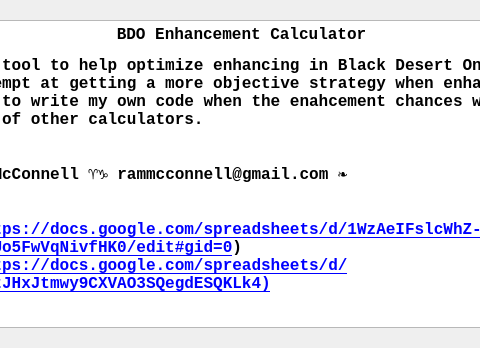
Old version of the form Forms/dlg_About.ui in the repository Graveflo/BDO_Enhancement_Tool; both pictures show x 199 to 679 and y 0 to 348 of the 882 by 348 pixel window.
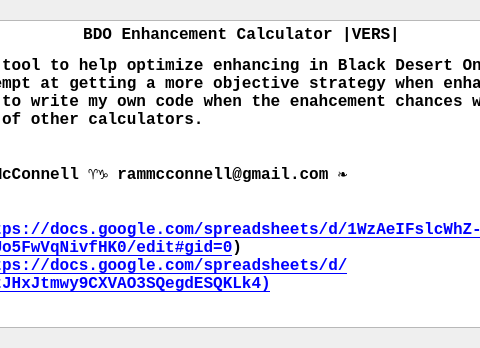
New version of the form. Icons and pictures are not drawn.

Commit message: improved vals and alts input compact window now stays on top like main window

```diff
--- a/Forms/dlg_About.ui
+++ b/Forms/dlg_About.ui
@@ -51,7 +51,7 @@
 &lt;html&gt;&lt;head&gt;&lt;meta name=&quot;qrichtext&quot; content=&quot;1&quot; /&gt;&lt;style type=&quot;text/css&quot;&gt;
 p, li { white-space: pre-wrap; }
 &lt;/style&gt;&lt;/head&gt;&lt;body style=&quot; font-family:'Consolas'; font-size:12pt; font-weight:600; font-style:normal;&quot;&gt;
-&lt;p align=&quot;center&quot; style=&quot; margin-top:12px; margin-bottom:12px; margin-left:0px; margin-right:0px; -qt-block-indent:0; text-indent:0px;&quot;&gt;BDO Enhancement Calculator&lt;/p&gt;
+&lt;p align=&quot;center&quot; style=&quot; margin-top:12px; margin-bottom:12px; margin-left:0px; margin-right:0px; -qt-block-indent:0; text-indent:0px;&quot;&gt;BDO Enhancement Calculator |VERS|&lt;/p&gt;
 &lt;p style=&quot; margin-top:12px; margin-bottom:12px; margin-left:0px; margin-right:0px; -qt-block-indent:0; text-indent:0px;&quot;&gt;&lt;span style=&quot; font-family:'Courier New';&quot;&gt;This is a simple tool to help optimize enhancing in Black Desert Online. I created this tool to attempt at getting a more objective strategy when enhacing multiple items. I decided to write my own code when the enahcement chances were released as there are plenty of other calculators.&lt;br /&gt;&lt;br /&gt;&lt;br /&gt;@author: ☙ Ryan McConnell ♈♑ rammcconnell@gmail.com ❧&lt;br /&gt;&lt;br /&gt;Thank you:&lt;br /&gt;Inspiration: (&lt;/span&gt;&lt;a href=&quot;https://docs.google.com/spreadsheets/d/1WzAeIFslcWhZ-TudUTrvt4S6ejGF8Uo5FwVqNivfHK0/edit#gid=0&quot;&gt;&lt;span style=&quot; font-family:'Courier New'; text-decoration: underline; color:#0000ff;&quot;&gt;https://docs.google.com/spreadsheets/d/1WzAeIFslcWhZ-TudUTrvt4S6ejGF8Uo5FwVqNivfHK0/edit#gid=0&lt;/span&gt;&lt;/a&gt;&lt;span style=&quot; font-family:'Courier New';&quot;&gt;)&lt;br /&gt;Data tables: (&lt;/span&gt;&lt;a href=&quot;https://docs.google.com/spreadsheets/d/1folCDSzYD8JQMT9tJHxJtmwy9CXVAO3SQegdESQKLk4&quot;&gt;&lt;span style=&quot; font-family:'Courier New'; text-decoration: underline; color:#0000ff;&quot;&gt;https://docs.google.com/spreadsheets/d/1folCDSzYD8JQMT9tJHxJtmwy9CXVAO3SQegdESQKLk4)&lt;/span&gt;&lt;/a&gt;&lt;br /&gt;&lt;br /&gt;&lt;span style=&quot; font-weight:400;&quot;&gt;Testers:&lt;br /&gt;Isaacvithurston (reddit&lt;/span&gt;&lt;span style=&quot; font-family:'Courier New'; font-weight:400;&quot;&gt;)&lt;/span&gt;&lt;/p&gt;
 &lt;p style=&quot; margin-top:12px; margin-bottom:12px; margin-left:0px; margin-right:0px; -qt-block-indent:0; text-indent:0px;&quot;&gt;&lt;span style=&quot; font-family:'Courier New'; font-weight:400;&quot;&gt;d3lak (GitHub)&lt;/span&gt;&lt;/p&gt;
 &lt;p style=&quot; margin-top:12px; margin-bottom:12px; margin-left:0px; margin-right:0px; -qt-block-indent:0; text-indent:0px;&quot;&gt;&lt;span style=&quot; font-family:'Courier New'; font-weight:400;&quot;&gt;hiLLo612 (BDO)&lt;/span&gt;&lt;/p&gt;&lt;/body&gt;&lt;/html&gt;</string>
```
The commit also changes 6 other files.
